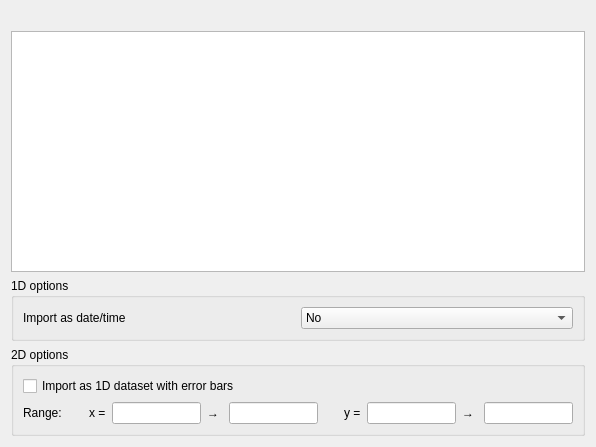
Qt form ui/import_hdf5.ui (veusz/veusz) before a commit.
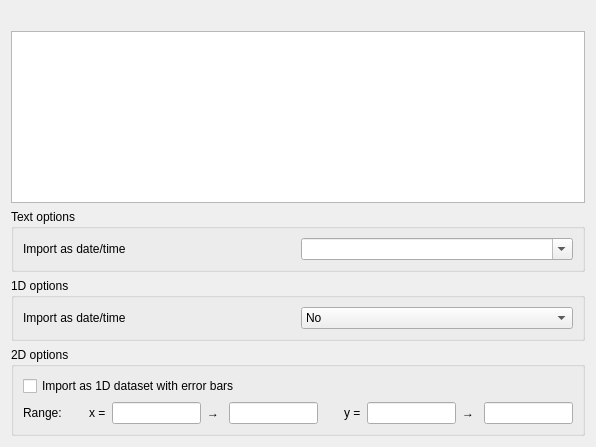
The same form after that commit.

Commit message: Support hdf5 date-time values converted from text

The edit to the form file:
```diff
--- a/ui/import_hdf5.ui
+++ b/ui/import_hdf5.ui
@@ -24,6 +24,32 @@
    <item>
     <widget class="QTreeView" name="hdftreeview"/>
    </item>
+   <item>
+    <widget class="QGroupBox" name="hdftextgrp">
+     <property name="title">
+      <string>Text options</string>
+     </property>
+     <layout class="QHBoxLayout" name="horizontalLayout_3">
+      <item>
+       <widget class="QLabel" name="label_7">
+        <property name="text">
+         <string>Import as date/time</string>
+        </property>
+       </widget>
+      </item>
+      <item>
+       <widget class="QComboBox" name="hdftextdate">
+        <property name="toolTip">
+         <string>&lt;html&gt;&lt;head/&gt;&lt;body&gt;&lt;p&gt;If you want to treat this dataset as date/times, choose a text format for this.&lt;/p&gt;&lt;/body&gt;&lt;/html&gt;</string>
+        </property>
+        <property name="editable">
+         <bool>true</bool>
+        </property>
+       </widget>
+      </item>
+     </layout>
+    </widget>
+   </item>
    <item>
     <widget class="QGroupBox" name="hdfonedgrp">
      <property name="title">
```
The commit also changes 2 other files.
